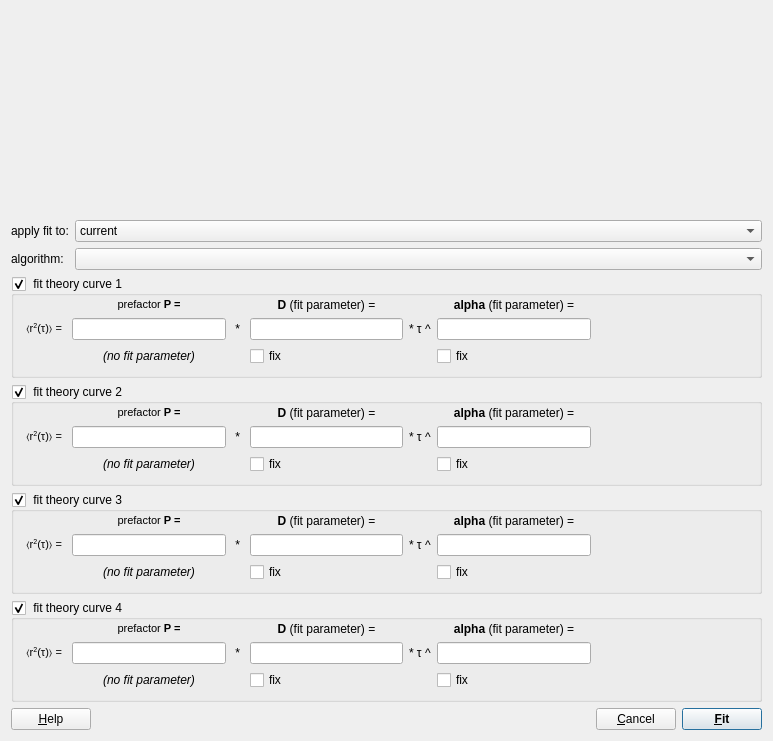
This is plugins/fcsmsdevaluation/qffcsmsdevaluationfitallmsddialog.ui in jkriege2/QuickFit3 as Qt 5 draws it before an edit. The edited form follows.
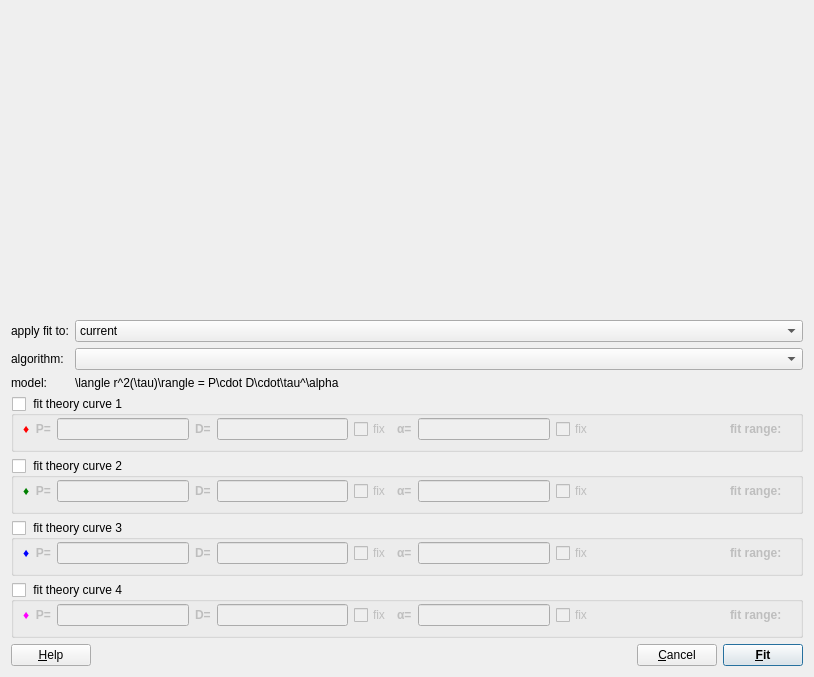
This is the edited form. Icons and pictures are not drawn. Custom widgets are drawn as their Qt base class.

The edit to the form file:
```diff
--- a/plugins/fcsmsdevaluation/qffcsmsdevaluationfitallmsddialog.ui
+++ b/plugins/fcsmsdevaluation/qffcsmsdevaluationfitallmsddialog.ui
@@ -9,8 +9,8 @@
    <rect>
     <x>0</x>
     <y>0</y>
-    <width>773</width>
-    <height>741</height>
+    <width>814</width>
+    <height>677</height>
    </rect>
   </property>
   <property name="windowTitle">
@@ -73,6 +73,20 @@
        </item>
       </widget>
      </item>
+     <item row="2" column="0">
+      <widget class="QLabel" name="label_8">
+       <property name="text">
+        <string>model:</string>
+       </property>
+      </widget>
+     </item>
+     <item row="2" column="1">
+      <widget class="JKQTMathTextLabel" name="labEquation">
+       <property name="text">
+        <string>\langle r^2(\tau)\rangle = P\cdot D\cdot\tau^\alpha</string>
+       </property>
+      </widget>
+     </item>
     </layout>
    </item>
    <item>
@@ -83,6 +97,9 @@
      <property name="checkable">
       <bool>true</bool>
      </property>
+     <property name="checked">
+      <bool>false</bool>
+     </property>
      <layout class="QGridLayout" name="gridLayout">
       <property name="leftMargin">
        <number>9</number>
@@ -96,92 +113,30 @@
       <property name="bottomMargin">
        <number>9</number>
       </property>
-      <item row="3" column="0">
+      <item row="2" column="0">
        <widget class="QLabel" name="label_2">
         <property name="text">
-         <string>&lt;!DOCTYPE HTML PUBLIC &quot;-//W3C//DTD HTML 4.0//EN&quot; &quot;http://www.w3.org/TR/REC-html40/strict.dtd&quot;&gt;
-&lt;html&gt;&lt;head&gt;&lt;meta name=&quot;qrichtext&quot; content=&quot;1&quot; /&gt;&lt;style type=&quot;text/css&quot;&gt;
-p, li { white-space: pre-wrap; }
-&lt;/style&gt;&lt;/head&gt;&lt;body style=&quot; font-family:'MS Shell Dlg 2'; font-size:8.25pt; font-weight:400; font-style:normal;&quot;&gt;
-&lt;p style=&quot; margin-top:0px; margin-bottom:0px; margin-left:0px; margin-right:0px; -qt-block-indent:0; text-indent:0px;&quot;&gt; 〈r&lt;span style=&quot; vertical-align:super;&quot;&gt;2&lt;/span&gt;(τ)〉 = &lt;/p&gt;&lt;/body&gt;&lt;/html&gt;</string>
+         <string>&lt;font color=&quot;red&quot;&gt;&amp;diams;&amp;nbsp;&amp;nbsp;&lt;/font&gt;&lt;b&gt;P=&lt;/b&gt;</string>
         </property>
        </widget>
       </item>
-      <item row="3" column="1">
+      <item row="2" column="1">
        <widget class="QFDoubleEdit" name="edtPre"/>
       </item>
-      <item row="3" column="2">
+      <item row="2" column="2">
        <widget class="QLabel" name="label_3">
         <property name="text">
-         <string> * </string>
+         <string>&lt;b&gt;D=&lt;/b&gt;</string>
         </property>
        </widget>
       </item>
-      <item row="3" column="4">
-       <widget class="QLabel" name="label_5">
-        <property name="text">
-         <string> * &amp;tau; ^</string>
-        </property>
-        <property name="textFormat">
-         <enum>Qt::RichText</enum>
-        </property>
-       </widget>
-      </item>
-      <item row="4" column="3">
-       <widget class="QCheckBox" name="chkFixD">
-        <property name="text">
-         <string>fix</string>
-        </property>
-       </widget>
-      </item>
-      <item row="4" column="5">
-       <widget class="QCheckBox" name="chkFixAlpha">
-        <property name="text">
-         <string>fix</string>
-        </property>
-       </widget>
-      </item>
-      <item row="3" column="3">
+      <item row="2" column="3">
        <widget class="QFDoubleEdit" name="edtD"/>
       </item>
-      <item row="2" column="3">
-       <widget class="QLabel" name="label_4">
-        <property name="text">
-         <string>&lt;b&gt;D&lt;/b&gt; (fit parameter) =</string>
-        </property>
-        <property name="alignment">
-         <set>Qt::AlignCenter</set>
-        </property>
-       </widget>
-      </item>
-      <item row="2" column="1">
-       <widget class="QLabel" name="label">
-        <property name="text">
-         <string>&lt;!DOCTYPE HTML PUBLIC &quot;-//W3C//DTD HTML 4.0//EN&quot; &quot;http://www.w3.org/TR/REC-html40/strict.dtd&quot;&gt;
-&lt;html&gt;&lt;head&gt;&lt;meta name=&quot;qrichtext&quot; content=&quot;1&quot; /&gt;&lt;style type=&quot;text/css&quot;&gt;
-p, li { white-space: pre-wrap; }
-&lt;/style&gt;&lt;/head&gt;&lt;body style=&quot; font-family:'MS Shell Dlg 2'; font-size:8.25pt; font-weight:400; font-style:normal;&quot;&gt;
-&lt;p style=&quot; margin-top:0px; margin-bottom:0px; margin-left:0px; margin-right:0px; -qt-block-indent:0; text-indent:0px;&quot;&gt;prefactor &lt;span style=&quot; font-weight:600;&quot;&gt;P =&lt;/span&gt;&lt;/p&gt;&lt;/body&gt;&lt;/html&gt;</string>
-        </property>
-        <property name="alignment">
-         <set>Qt::AlignCenter</set>
-        </property>
-       </widget>
-      </item>
-      <item row="3" column="5">
+      <item row="2" column="6">
        <widget class="QFDoubleEdit" name="edtAlpha"/>
       </item>
-      <item row="2" column="5">
-       <widget class="QLabel" name="label_6">
-        <property name="text">
-         <string>&lt;b&gt;alpha&lt;/b&gt;  (fit parameter) =</string>
-        </property>
-        <property name="alignment">
-         <set>Qt::AlignCenter</set>
-        </property>
-       </widget>
-      </item>
-      <item row="3" column="6">
+      <item row="2" column="8">
        <spacer name="horizontalSpacer">
         <property name="orientation">
          <enum>Qt::Horizontal</enum>
@@ -194,14 +149,7 @@
         </property>
        </spacer>
       </item>
-      <item row="4" column="1">
-       <widget class="QLabel" name="label_9">
-        <property name="text">
-         <string>&lt;i&gt;&lt;center&gt;(no fit parameter)&lt;/center&gt;&lt;/i&gt;</string>
-        </property>
-       </widget>
-      </item>
-      <item row="3" column="7">
+      <item row="2" column="10">
        <widget class="DoubleDataCutSliders" name="datacut" native="true">
         <property name="minimumSize">
          <size>
@@ -211,6 +159,40 @@
         </property>
        </widget>
       </item>
+      <item row="2" column="4">
+       <widget class="QCheckBox" name="chkFixD">
+        <property name="text">
+         <string>fix</string>
+        </property>
+       </widget>
+      </item>
+      <item row="2" column="7">
+       <widget class="QCheckBox" name="chkFixAlpha">
+        <property name="text">
+         <string>fix</string>
+        </property>
+       </widget>
+      </item>
+      <item row="2" column="9">
+       <widget class="QLabel" name="label_5">
+        <property name="text">
+         <string>&lt;b&gt;fit range: &lt;/b&gt;</string>
+        </property>
+        <property name="textFormat">
+         <enum>Qt::RichText</enum>
+        </property>
+       </widget>
+      </item>
+      <item row="2" column="5">
+       <widget class="QLabel" name="label_6">
+        <property name="text">
+         <string>&lt;b&gt;&amp;alpha;=&lt;/b&gt;</string>
+        </property>
+        <property name="textFormat">
+         <enum>Qt::RichText</enum>
+        </property>
+       </widget>
+      </item>
      </layout>
     </widget>
    </item>
@@ -222,6 +204,9 @@
      <property name="checkable">
       <bool>true</bool>
      </property>
+     <property name="checked">
+      <bool>false</bool>
+     </property>
      <layout class="QGridLayout" name="gridLayout_2">
       <property name="leftMargin">
        <number>9</number>
@@ -235,92 +220,40 @@
       <property name="bottomMargin">
        <number>9</number>
       </property>
-      <item row="3" column="0">
+      <item row="2" column="0">
        <widget class="QLabel" name="label_11">
         <property name="text">
-         <string>&lt;!DOCTYPE HTML PUBLIC &quot;-//W3C//DTD HTML 4.0//EN&quot; &quot;http://www.w3.org/TR/REC-html40/strict.dtd&quot;&gt;
-&lt;html&gt;&lt;head&gt;&lt;meta name=&quot;qrichtext&quot; content=&quot;1&quot; /&gt;&lt;style type=&quot;text/css&quot;&gt;
-p, li { white-space: pre-wrap; }
-&lt;/style&gt;&lt;/head&gt;&lt;body style=&quot; font-family:'MS Shell Dlg 2'; font-size:8.25pt; font-weight:400; font-style:normal;&quot;&gt;
-&lt;p style=&quot; margin-top:0px; margin-bottom:0px; margin-left:0px; margin-right:0px; -qt-block-indent:0; text-indent:0px;&quot;&gt; 〈r&lt;span style=&quot; vertical-align:super;&quot;&gt;2&lt;/span&gt;(τ)〉 = &lt;/p&gt;&lt;/body&gt;&lt;/html&gt;</string>
+         <string>&lt;font color=&quot;green&quot;&gt;&amp;diams;&amp;nbsp;&amp;nbsp;&lt;/font&gt;&lt;b&gt;P=&lt;/b&gt;</string>
         </property>
        </widget>
       </item>
-      <item row="3" column="1">
+      <item row="2" column="1">
        <widget class="QFDoubleEdit" name="edtPre_2"/>
       </item>
-      <item row="3" column="2">
+      <item row="2" column="2">
        <widget class="QLabel" name="label_12">
         <property name="text">
-         <string> * </string>
+         <string>&lt;b&gt;D=&lt;/b&gt;</string>
         </property>
        </widget>
       </item>
-      <item row="3" column="4">
+      <item row="2" column="5">
        <widget class="QLabel" name="label_13">
         <property name="text">
-         <string> * &amp;tau; ^</string>
+         <string>&lt;b&gt;&amp;alpha;=&lt;/b&gt;</string>
         </property>
         <property name="textFormat">
          <enum>Qt::RichText</enum>
         </property>
        </widget>
       </item>
-      <item row="4" column="3">
-       <widget class="QCheckBox" name="chkFixD_2">
-        <property name="text">
-         <string>fix</string>
-        </property>
-       </widget>
-      </item>
-      <item row="4" column="5">
-       <widget class="QCheckBox" name="chkFixAlpha_2">
-        <property name="text">
-         <string>fix</string>
-        </property>
-       </widget>
-      </item>
-      <item row="3" column="3">
+      <item row="2" column="3">
        <widget class="QFDoubleEdit" name="edtD_2"/>
       </item>
-      <item row="2" column="3">
-       <widget class="QLabel" name="label_14">
-        <property name="text">
-         <string>&lt;b&gt;D&lt;/b&gt; (fit parameter) =</string>
-        </property>
-        <property name="alignment">
-         <set>Qt::AlignCenter</set>
-        </property>
-       </widget>
-      </item>
-      <item row="2" column="1">
-       <widget class="QLabel" name="label_15">
-        <property name="text">
-         <string>&lt;!DOCTYPE HTML PUBLIC &quot;-//W3C//DTD HTML 4.0//EN&quot; &quot;http://www.w3.org/TR/REC-html40/strict.dtd&quot;&gt;
-&lt;html&gt;&lt;head&gt;&lt;meta name=&quot;qrichtext&quot; content=&quot;1&quot; /&gt;&lt;style type=&quot;text/css&quot;&gt;
-p, li { white-space: pre-wrap; }
-&lt;/style&gt;&lt;/head&gt;&lt;body style=&quot; font-family:'MS Shell Dlg 2'; font-size:8.25pt; font-weight:400; font-style:normal;&quot;&gt;
-&lt;p style=&quot; margin-top:0px; margin-bottom:0px; margin-left:0px; margin-right:0px; -qt-block-indent:0; text-indent:0px;&quot;&gt;prefactor &lt;span style=&quot; font-weight:600;&quot;&gt;P =&lt;/span&gt;&lt;/p&gt;&lt;/body&gt;&lt;/html&gt;</string>
-        </property>
-        <property name="alignment">
-         <set>Qt::AlignCenter</set>
-        </property>
-       </widget>
-      </item>
-      <item row="3" column="5">
+      <item row="2" column="6">
        <widget class="QFDoubleEdit" name="edtAlpha_2"/>
       </item>
-      <item row="2" column="5">
-       <widget class="QLabel" name="label_16">
-        <property name="text">
-         <string>&lt;b&gt;alpha&lt;/b&gt;  (fit parameter) =</string>
-        </property>
-        <property name="alignment">
-         <set>Qt::AlignCenter</set>
-        </property>
-       </widget>
-      </item>
-      <item row="3" column="6">
+      <item row="2" column="8">
        <spacer name="horizontalSpacer_3">
         <property name="orientation">
          <enum>Qt::Horizontal</enum>
@@ -333,14 +266,7 @@
         </property>
        </spacer>
       </item>
-      <item row="4" column="1">
-       <widget class="QLabel" name="label_17">
-        <property name="text">
-         <string>&lt;i&gt;&lt;center&gt;(no fit parameter)&lt;/center&gt;&lt;/i&gt;</string>
-        </property>
-       </widget>
-      </item>
-      <item row="3" column="7">
+      <item row="2" column="10">
        <widget class="DoubleDataCutSliders" name="datacut_2" native="true">
         <property name="minimumSize">
          <size>
@@ -350,6 +276,30 @@
         </property>
        </widget>
       </item>
+      <item row="2" column="4">
+       <widget class="QCheckBox" name="chkFixD_2">
+        <property name="text">
+         <string>fix</string>
+        </property>
+       </widget>
+      </item>
+      <item row="2" column="7">
+       <widget class="QCheckBox" name="chkFixAlpha_2">
+        <property name="text">
+         <string>fix</string>
+        </property>
+       </widget>
+      </item>
+      <item row="2" column="9">
+       <widget class="QLabel" name="label_9">
+        <property name="text">
+         <string>&lt;b&gt;fit range: &lt;/b&gt;</string>
+        </property>
+        <property name="textFormat">
+         <enum>Qt::RichText</enum>
+        </property>
+       </widget>
+      </item>
      </layout>
     </widget>
    </item>
@@ -361,6 +311,9 @@
      <property name="checkable">
       <bool>true</bool>
      </property>
+     <property name="checked">
+      <bool>false</bool>
+     </property>
      <layout class="QGridLayout" name="gridLayout_4">
       <property name="leftMargin">
        <number>9</number>
@@ -374,92 +327,40 @@
       <property name="bottomMargin">
        <number>9</number>
       </property>
-      <item row="3" column="0">
+      <item row="2" column="0">
        <widget class="QLabel" name="label_25">
         <property name="text">
-         <string>&lt;!DOCTYPE HTML PUBLIC &quot;-//W3C//DTD HTML 4.0//EN&quot; &quot;http://www.w3.org/TR/REC-html40/strict.dtd&quot;&gt;
-&lt;html&gt;&lt;head&gt;&lt;meta name=&quot;qrichtext&quot; content=&quot;1&quot; /&gt;&lt;style type=&quot;text/css&quot;&gt;
-p, li { white-space: pre-wrap; }
-&lt;/style&gt;&lt;/head&gt;&lt;body style=&quot; font-family:'MS Shell Dlg 2'; font-size:8.25pt; font-weight:400; font-style:normal;&quot;&gt;
-&lt;p style=&quot; margin-top:0px; margin-bottom:0px; margin-left:0px; margin-right:0px; -qt-block-indent:0; text-indent:0px;&quot;&gt; 〈r&lt;span style=&quot; vertical-align:super;&quot;&gt;2&lt;/span&gt;(τ)〉 = &lt;/p&gt;&lt;/body&gt;&lt;/html&gt;</string>
+         <string>&lt;font color=&quot;blue&quot;&gt;&amp;diams;&amp;nbsp;&amp;nbsp;&lt;/font&gt;&lt;b&gt;P=&lt;/b&gt;</string>
         </property>
        </widget>
       </item>
-      <item row="3" column="1">
+      <item row="2" column="1">
        <widget class="QFDoubleEdit" name="edtPre_4"/>
       </item>
-      <item row="3" column="2">
+      <item row="2" column="2">
        <widget class="QLabel" name="label_26">
         <property name="text">
-         <string> * </string>
+         <string>&lt;b&gt;D=&lt;/b&gt;</string>
         </property>
        </widget>
       </item>
-      <item row="3" column="4">
+      <item row="2" column="5">
        <widget class="QLabel" name="label_27">
         <property name="text">
-         <string> * &amp;tau; ^</string>
+         <string>&lt;b&gt;&amp;alpha;=&lt;/b&gt;</string>
         </property>
         <property name="textFormat">
          <enum>Qt::RichText</enum>
         </property>
        </widget>
       </item>
-      <item row="4" column="3">
-       <widget class="QCheckBox" name="chkFixD_4">
-        <property name="text">
-         <string>fix</string>
-        </property>
-       </widget>
-      </item>
-      <item row="4" column="5">
-       <widget class="QCheckBox" name="chkFixAlpha_4">
-        <property name="text">
-         <string>fix</string>
-        </property>
-       </widget>
-      </item>
-      <item row="3" column="3">
+      <item row="2" column="3">
        <widget class="QFDoubleEdit" name="edtD_4"/>
       </item>
-      <item row="2" column="3">
-       <widget class="QLabel" name="label_28">
-        <property name="text">
-         <string>&lt;b&gt;D&lt;/b&gt; (fit parameter) =</string>
-        </property>
-        <property name="alignment">
-         <set>Qt::AlignCenter</set>
-        </property>
-       </widget>
-      </item>
-      <item row="2" column="1">
-       <widget class="QLabel" name="label_29">
-        <property name="text">
-         <string>&lt;!DOCTYPE HTML PUBLIC &quot;-//W3C//DTD HTML 4.0//EN&quot; &quot;http://www.w3.org/TR/REC-html40/strict.dtd&quot;&gt;
-&lt;html&gt;&lt;head&gt;&lt;meta name=&quot;qrichtext&quot; content=&quot;1&quot; /&gt;&lt;style type=&quot;text/css&quot;&gt;
-p, li { white-space: pre-wrap; }
-&lt;/style&gt;&lt;/head&gt;&lt;body style=&quot; font-family:'MS Shell Dlg 2'; font-size:8.25pt; font-weight:400; font-style:normal;&quot;&gt;
-&lt;p style=&quot; margin-top:0px; margin-bottom:0px; margin-left:0px; margin-right:0px; -qt-block-indent:0; text-indent:0px;&quot;&gt;prefactor &lt;span style=&quot; font-weight:600;&quot;&gt;P =&lt;/span&gt;&lt;/p&gt;&lt;/body&gt;&lt;/html&gt;</string>
-        </property>
-        <property name="alignment">
-         <set>Qt::AlignCenter</set>
-        </property>
-       </widget>
-      </item>
-      <item row="3" column="5">
+      <item row="2" column="6">
        <widget class="QFDoubleEdit" name="edtAlpha_4"/>
       </item>
-      <item row="2" column="5">
-       <widget class="QLabel" name="label_30">
-        <property name="text">
-         <string>&lt;b&gt;alpha&lt;/b&gt;  (fit parameter) =</string>
-        </property>
-        <property name="alignment">
-         <set>Qt::AlignCenter</set>
-        </property>
-       </widget>
-      </item>
-      <item row="3" column="6">
+      <item row="2" column="8">
        <spacer name="horizontalSpacer_5">
         <property name="orientation">
          <enum>Qt::Horizontal</enum>
@@ -472,14 +373,7 @@
         </property>
        </spacer>
       </item>
-      <item row="4" column="1">
-       <widget class="QLabel" name="label_31">
-        <property name="text">
-         <string>&lt;i&gt;&lt;center&gt;(no fit parameter)&lt;/center&gt;&lt;/i&gt;</string>
-        </property>
-       </widget>
-      </item>
-      <item row="3" column="7">
+      <item row="2" column="10">
        <widget class="DoubleDataCutSliders" name="datacut_4" native="true">
         <property name="minimumSize">
          <size>
@@ -489,6 +383,30 @@
         </property>
        </widget>
       </item>
+      <item row="2" column="4">
+       <widget class="QCheckBox" name="chkFixD_4">
+        <property name="text">
+         <string>fix</string>
+        </property>
+       </widget>
+      </item>
+      <item row="2" column="7">
+       <widget class="QCheckBox" name="chkFixAlpha_4">
+        <property name="text">
+         <string>fix</string>
+        </property>
+       </widget>
+      </item>
+      <item row="2" column="9">
+       <widget class="QLabel" name="label_14">
+        <property name="text">
+         <string>&lt;b&gt;fit range: &lt;/b&gt;</string>
+        </property>
+        <property name="textFormat">
+         <enum>Qt::RichText</enum>
+        </property>
+       </widget>
+      </item>
      </layout>
     </widget>
    </item>
@@ -500,6 +418,9 @@
      <property name="checkable">
       <bool>true</bool>
      </property>
+     <property name="checked">
+      <bool>false</bool>
+     </property>
      <layout class="QGridLayout" name="gridLayout_3">
       <property name="leftMargin">
        <number>9</number>
@@ -513,92 +434,40 @@
       <property name="bottomMargin">
        <number>9</number>
       </property>
-      <item row="3" column="0">
+      <item row="2" column="0">
        <widget class="QLabel" name="label_18">
         <property name="text">
-         <string>&lt;!DOCTYPE HTML PUBLIC &quot;-//W3C//DTD HTML 4.0//EN&quot; &quot;http://www.w3.org/TR/REC-html40/strict.dtd&quot;&gt;
-&lt;html&gt;&lt;head&gt;&lt;meta name=&quot;qrichtext&quot; content=&quot;1&quot; /&gt;&lt;style type=&quot;text/css&quot;&gt;
-p, li { white-space: pre-wrap; }
-&lt;/style&gt;&lt;/head&gt;&lt;body style=&quot; font-family:'MS Shell Dlg 2'; font-size:8.25pt; font-weight:400; font-style:normal;&quot;&gt;
-&lt;p style=&quot; margin-top:0px; margin-bottom:0px; margin-left:0px; margin-right:0px; -qt-block-indent:0; text-indent:0px;&quot;&gt; 〈r&lt;span style=&quot; vertical-align:super;&quot;&gt;2&lt;/span&gt;(τ)〉 = &lt;/p&gt;&lt;/body&gt;&lt;/html&gt;</string>
+         <string>&lt;font color=&quot;magenta&quot;&gt;&amp;diams;&amp;nbsp;&amp;nbsp;&lt;/font&gt;&lt;b&gt;P=&lt;/b&gt;</string>
         </property>
        </widget>
       </item>
-      <item row="3" column="1">
+      <item row="2" column="1">
        <widget class="QFDoubleEdit" name="edtPre_3"/>
       </item>
-      <item row="3" column="2">
+      <item row="2" column="2">
        <widget class="QLabel" name="label_19">
         <property name="text">
-         <string> * </string>
+         <string>&lt;b&gt;D=&lt;/b&gt;</string>
         </property>
        </widget>
       </item>
-      <item row="3" column="4">
+      <item row="2" column="5">
        <widget class="QLabel" name="label_20">
         <property name="text">
-         <string> * &amp;tau; ^</string>
+         <string>&lt;b&gt;&amp;alpha;=&lt;/b&gt;</string>
         </property>
         <property name="textFormat">
          <enum>Qt::RichText</enum>
         </property>
        </widget>
       </item>
-      <item row="4" column="3">
-       <widget class="QCheckBox" name="chkFixD_3">
-        <property name="text">
-         <string>fix</string>
-        </property>
-       </widget>
-      </item>
-      <item row="4" column="5">
-       <widget class="QCheckBox" name="chkFixAlpha_3">
-        <property name="text">
-         <string>fix</string>
-        </property>
-       </widget>
-      </item>
-      <item row="3" column="3">
+      <item row="2" column="3">
        <widget class="QFDoubleEdit" name="edtD_3"/>
       </item>
-      <item row="2" column="3">
-       <widget class="QLabel" name="label_21">
-        <property name="text">
-         <string>&lt;b&gt;D&lt;/b&gt; (fit parameter) =</string>
-        </property>
-        <property name="alignment">
-         <set>Qt::AlignCenter</set>
-        </property>
-       </widget>
-      </item>
-      <item row="2" column="1">
-       <widget class="QLabel" name="label_22">
-        <property name="text">
-         <string>&lt;!DOCTYPE HTML PUBLIC &quot;-//W3C//DTD HTML 4.0//EN&quot; &quot;http://www.w3.org/TR/REC-html40/strict.dtd&quot;&gt;
-&lt;html&gt;&lt;head&gt;&lt;meta name=&quot;qrichtext&quot; content=&quot;1&quot; /&gt;&lt;style type=&quot;text/css&quot;&gt;
-p, li { white-space: pre-wrap; }
-&lt;/style&gt;&lt;/head&gt;&lt;body style=&quot; font-family:'MS Shell Dlg 2'; font-size:8.25pt; font-weight:400; font-style:normal;&quot;&gt;
-&lt;p style=&quot; margin-top:0px; margin-bottom:0px; margin-left:0px; margin-right:0px; -qt-block-indent:0; text-indent:0px;&quot;&gt;prefactor &lt;span style=&quot; font-weight:600;&quot;&gt;P =&lt;/span&gt;&lt;/p&gt;&lt;/body&gt;&lt;/html&gt;</string>
-        </property>
-        <property name="alignment">
-         <set>Qt::AlignCenter</set>
-        </property>
-       </widget>
-      </item>
-      <item row="3" column="5">
+      <item row="2" column="6">
        <widget class="QFDoubleEdit" name="edtAlpha_3"/>
       </item>
-      <item row="2" column="5">
-       <widget class="QLabel" name="label_23">
-        <property name="text">
-         <string>&lt;b&gt;alpha&lt;/b&gt;  (fit parameter) =</string>
-        </property>
-        <property name="alignment">
-         <set>Qt::AlignCenter</set>
-        </property>
-       </widget>
-      </item>
-      <item row="3" column="6">
+      <item row="2" column="8">
        <spacer name="horizontalSpacer_4">
         <property name="orientation">
          <enum>Qt::Horizontal</enum>
@@ -611,14 +480,7 @@
         </property>
        </spacer>
       </item>
-      <item row="4" column="1">
-       <widget class="QLabel" name="label_24">
-        <property name="text">
-         <string>&lt;i&gt;&lt;center&gt;(no fit parameter)&lt;/center&gt;&lt;/i&gt;</string>
-        </property>
-       </widget>
-      </item>
-      <item row="3" column="7">
+      <item row="2" column="10">
        <widget class="DoubleDataCutSliders" name="datacut_3" native="true">
         <property name="minimumSize">
          <size>
@@ -628,6 +490,30 @@
         </property>
        </widget>
       </item>
+      <item row="2" column="4">
+       <widget class="QCheckBox" name="chkFixD_3">
+        <property name="text">
+         <string>fix</string>
+        </property>
+       </widget>
+      </item>
+      <item row="2" column="7">
+       <widget class="QCheckBox" name="chkFixAlpha_3">
+        <property name="text">
+         <string>fix</string>
+        </property>
+       </widget>
+      </item>
+      <item row="2" column="9">
+       <widget class="QLabel" name="label_15">
+        <property name="text">
+         <string>&lt;b&gt;fit range: &lt;/b&gt;</string>
+        </property>
+        <property name="textFormat">
+         <enum>Qt::RichText</enum>
+        </property>
+       </widget>
+      </item>
      </layout>
     </widget>
    </item>
@@ -706,6 +592,11 @@
    <header>doubledatacutsliders.h</header>
    <container>1</container>
   </customwidget>
+  <customwidget>
+   <class>JKQTMathTextLabel</class>
+   <extends>QLabel</extends>
+   <header>jkqtmathtext.h</header>
+  </customwidget>
  </customwidgets>
  <resources>
   <include location="../../lib/lib.qrc"/>
```
Left out of the diff: 16 changed lines with no effect on the pictures.
